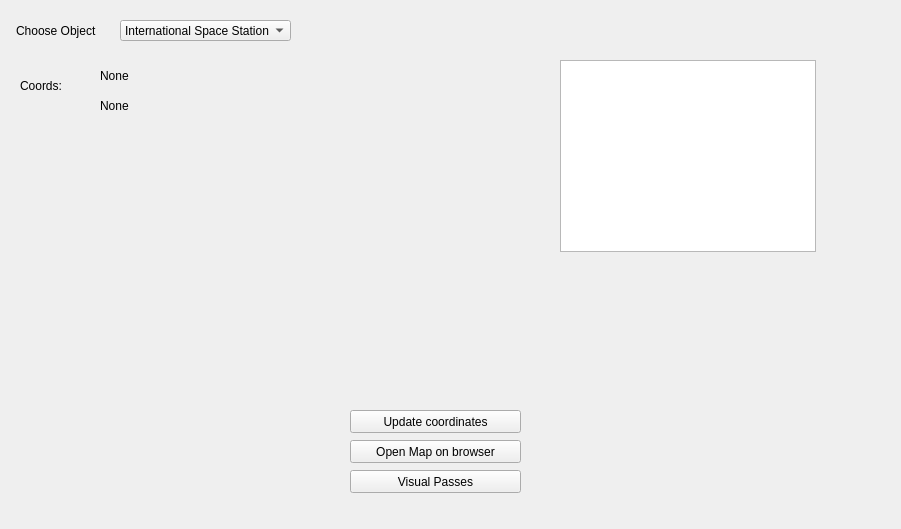
The window that SpaceStationProject/ui/untitled.ui (SadnessPWNZ/SpaceStationsProject) describes before a commit, drawn with Qt 5.
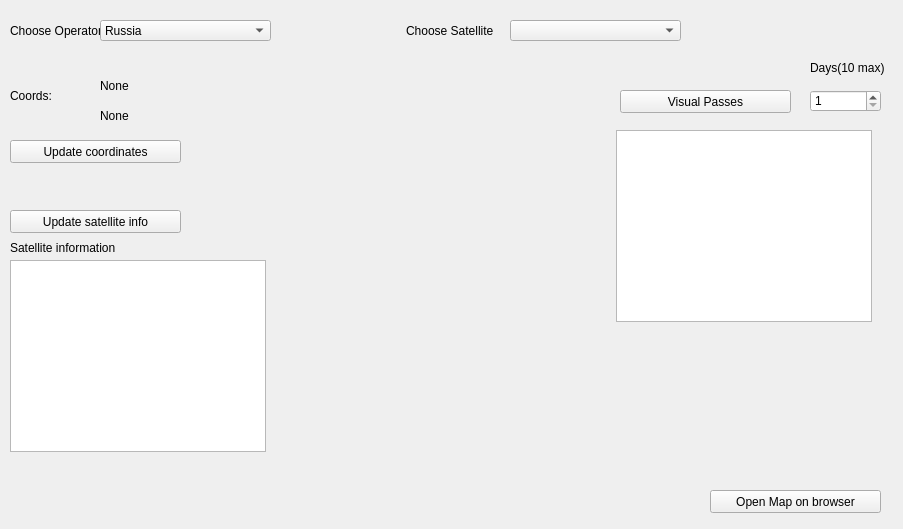
The same window after the commit. Icons and pictures are not drawn.

What changed in the file:
```diff
--- a/SpaceStationProject/ui/untitled.ui
+++ b/SpaceStationProject/ui/untitled.ui
@@ -6,7 +6,7 @@
    <rect>
     <x>0</x>
     <y>0</y>
-    <width>901</width>
+       <width>903</width>
     <height>529</height>
    </rect>
   </property>
@@ -29,8 +29,8 @@
   <widget class="QPushButton" name="UpdateButton">
    <property name="geometry">
     <rect>
-     <x>350</x>
-     <y>410</y>
+        <x>10</x>
+        <y>140</y>
      <width>171</width>
      <height>23</height>
     </rect>
@@ -38,6 +38,9 @@
    <property name="whatsThis">
     <string>&lt;html&gt;&lt;head/&gt;&lt;body&gt;&lt;p&gt;Update station coordinates&lt;/p&gt;&lt;p&gt;&lt;br/&gt;&lt;/p&gt;&lt;/body&gt;&lt;/html&gt;</string>
    </property>
+         <property name="styleSheet">
+             <string notr="true"/>
+         </property>
    <property name="text">
     <string>Update coordinates</string>
    </property>
@@ -58,8 +61,8 @@
   <widget class="QPushButton" name="OpenInGooglMaps">
    <property name="geometry">
     <rect>
-     <x>350</x>
-     <y>440</y>
+        <x>710</x>
+        <y>490</y>
      <width>171</width>
      <height>23</height>
     </rect>
@@ -74,8 +77,8 @@
   <widget class="QLabel" name="coords_text_label">
    <property name="geometry">
     <rect>
-     <x>20</x>
-     <y>70</y>
+        <x>10</x>
+        <y>80</y>
      <width>47</width>
      <height>31</height>
     </rect>
@@ -88,7 +91,7 @@
    <property name="geometry">
     <rect>
      <x>100</x>
-     <y>60</y>
+        <y>70</y>
      <width>91</width>
      <height>31</height>
     </rect>
@@ -101,7 +104,7 @@
    <property name="geometry">
     <rect>
      <x>100</x>
-     <y>90</y>
+        <y>100</y>
      <width>91</width>
      <height>31</height>
     </rect>
@@ -113,48 +116,37 @@
   <widget class="QComboBox" name="comboBox">
    <property name="geometry">
     <rect>
-     <x>120</x>
+        <x>510</x>
      <y>20</y>
      <width>171</width>
      <height>21</height>
     </rect>
    </property>
+         <property name="styleSheet">
+             <string notr="true"/>
+         </property>
    <property name="editable">
     <bool>false</bool>
    </property>
-   <item>
-    <property name="text">
-     <string>International Space Station</string>
-    </property>
-   </item>
-   <item>
-    <property name="text">
-     <string>Something Else</string>
-    </property>
-    <property name="icon">
-     <iconset theme="Dark">
-      <normaloff>.</normaloff>.</iconset>
-    </property>
-   </item>
   </widget>
   <widget class="QLabel" name="Station_chooser_label">
    <property name="geometry">
     <rect>
-     <x>16</x>
+        <x>406</x>
      <y>20</y>
      <width>91</width>
      <height>21</height>
     </rect>
    </property>
    <property name="text">
-    <string>Choose Object</string>
+       <string>Choose Satellite</string>
    </property>
   </widget>
   <widget class="QPushButton" name="VisualPasses">
    <property name="geometry">
     <rect>
-     <x>350</x>
-     <y>470</y>
+        <x>620</x>
+        <y>90</y>
      <width>171</width>
      <height>23</height>
     </rect>
@@ -169,13 +161,121 @@
   <widget class="QListWidget" name="listWidget">
    <property name="geometry">
     <rect>
-     <x>560</x>
-     <y>60</y>
-     <width>256</width>
-     <height>192</height>
+        <x>616</x>
+        <y>130</y>
+        <width>256</width>
+        <height>192</height>
     </rect>
    </property>
+      <property name="styleSheet">
+          <string notr="true">color: rgb(255, 0, 0);</string>
+      </property>
   </widget>
+     <widget class="QLabel" name="OperatorChooserLabel">
+         <property name="geometry">
+             <rect>
+                 <x>10</x>
+                 <y>20</y>
+                 <width>91</width>
+                 <height>21</height>
+             </rect>
+         </property>
+         <property name="text">
+             <string>Choose Operator</string>
+         </property>
+     </widget>
+     <widget class="QComboBox" name="OperatorComboBox">
+         <property name="geometry">
+             <rect>
+                 <x>100</x>
+                 <y>20</y>
+                 <width>171</width>
+                 <height>21</height>
+             </rect>
+         </property>
+         <property name="editable">
+             <bool>false</bool>
+         </property>
+         <item>
+             <property name="text">
+                 <string>Russia</string>
+             </property>
+         </item>
+     </widget>
+     <widget class="QSpinBox" name="durationSpinBox">
+         <property name="geometry">
+             <rect>
+                 <x>810</x>
+                 <y>90</y>
+                 <width>71</width>
+                 <height>22</height>
+             </rect>
+         </property>
+         <property name="minimum">
+             <number>1</number>
+         </property>
+         <property name="maximum">
+             <number>11</number>
+         </property>
+         <property name="value">
+             <number>1</number>
+         </property>
+     </widget>
+     <widget class="QLabel" name="durationLabel">
+         <property name="geometry">
+             <rect>
+                 <x>810</x>
+     <y>60</y>
+                 <width>91</width>
+                 <height>16</height>
+             </rect>
+         </property>
+         <property name="text">
+             <string>Days(10 max)</string>
+         </property>
+     </widget>
+     <widget class="QTextBrowser" name="informationText">
+         <property name="geometry">
+             <rect>
+                 <x>10</x>
+                 <y>260</y>
+                 <width>256</width>
+                 <height>192</height>
+             </rect>
+         </property>
+         <property name="frameShadow">
+             <enum>QFrame::Sunken</enum>
+         </property>
+     </widget>
+     <widget class="QLabel" name="informationLabel">
+         <property name="geometry">
+             <rect>
+                 <x>10</x>
+                 <y>240</y>
+                 <width>161</width>
+                 <height>16</height>
+             </rect>
+         </property>
+         <property name="text">
+             <string>Satellite information</string>
+         </property>
+     </widget>
+     <widget class="QPushButton" name="informationUpdateButton">
+         <property name="geometry">
+             <rect>
+                 <x>10</x>
+                 <y>210</y>
+                 <width>171</width>
+                 <height>23</height>
+             </rect>
+         </property>
+         <property name="whatsThis">
+             <string>&lt;html&gt;&lt;head/&gt;&lt;body&gt;&lt;p&gt;Open current map location of station&lt;/p&gt;&lt;p&gt;&lt;br/&gt;&lt;/p&gt;&lt;/body&gt;&lt;/html&gt;</string>
+         </property>
+         <property name="text">
+             <string>Update satellite info</string>
+         </property>
+     </widget>
  </widget>
  <resources/>
  <connections/>
```
Left out of the diff: 12 changed lines with no effect on the pictures.
